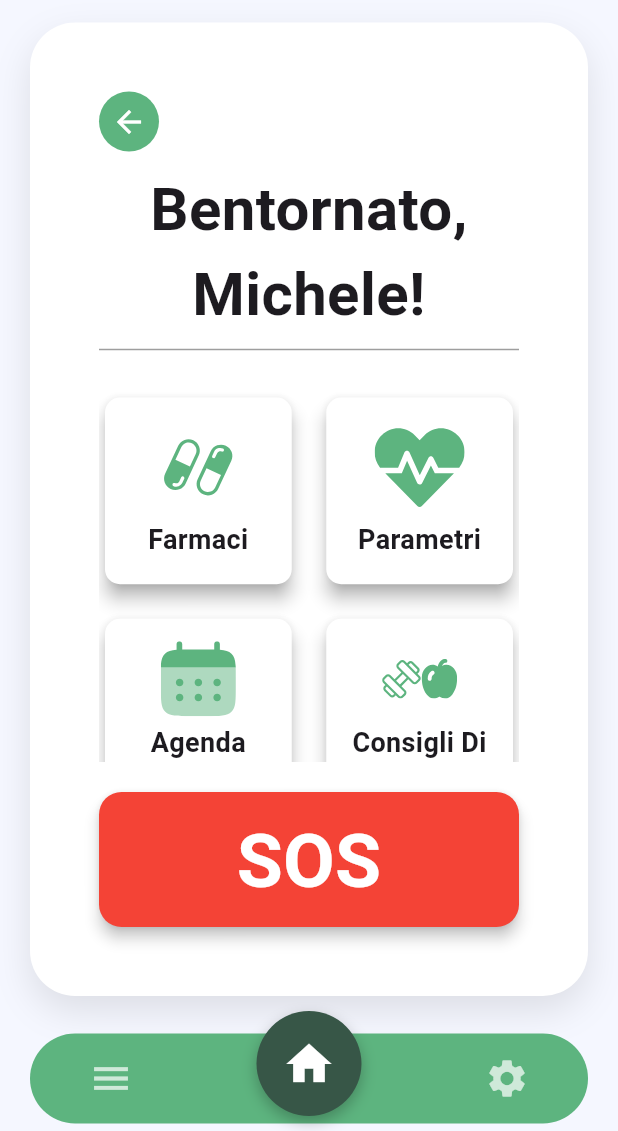
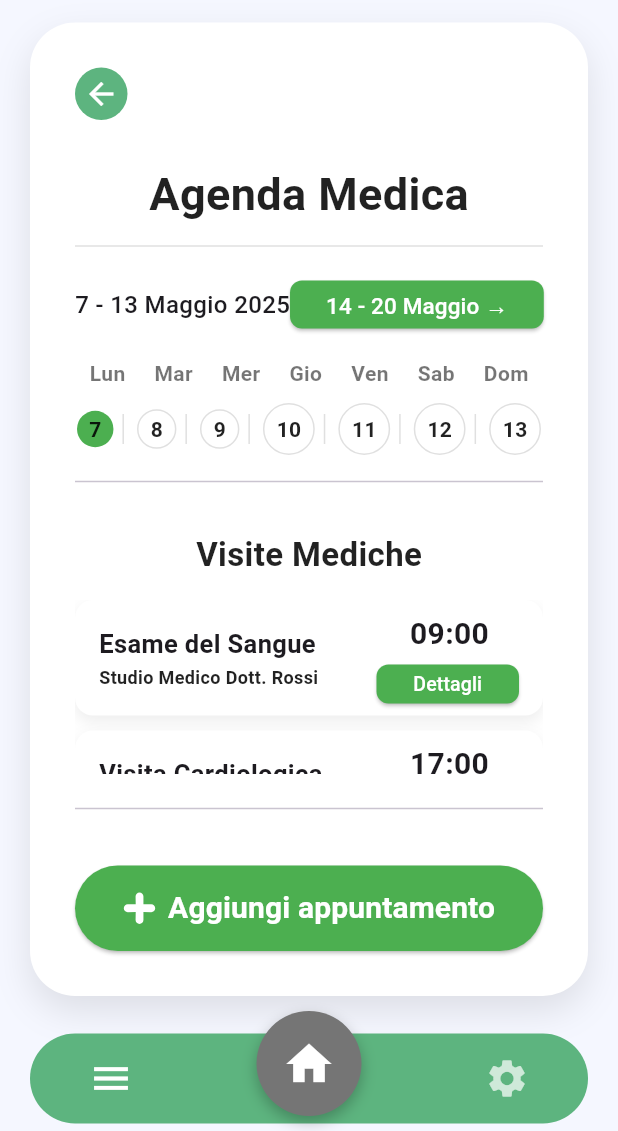
Before and after one commit to Lucacpt/WellYess, a Flutter app: the BaseLayout screen opened directly, item 2 of the bottom bar chosen, after a tap on "Accedi", after a tap on "Agenda Medica", on a phone screen of 412 x 824 dp, the part 105-1236 px from its top. Run offline on Flutter 3.47's test engine with Material 3 defaults, Android fonts, the phone set to English and light mode, and no system bars; our stand-ins replace flutter_svg.

Commit message:
add: - med.svg - map.png - dettagli_visita.dart - med_diary.dart
fix:
- consigli_salute.dart
- homepage.dart
- feature_card.dart

```diff
--- a/wellyess/lib/screens/consigli_salute.dart
+++ b/wellyess/lib/screens/consigli_salute.dart
@@ -207,7 +207,6 @@ class _HealthTipCard extends StatelessWidget {
   final String subtitle;
 
   const _HealthTipCard({
-    super.key, // Aggiunto super.key
     required this.svgAssetPath,
     required this.title,
     required this.subtitle,
--- a/wellyess/lib/screens/homepage.dart
+++ b/wellyess/lib/screens/homepage.dart
@@ -5,7 +5,8 @@ import '../widgets/sos_button.dart';
 import 'package:flutter_svg/flutter_svg.dart';
 import 'med_section.dart';
 import 'consigli_salute.dart';
-import 'sos.dart'; // <-- IMPORTA LA SCHERMATA DI EMERGENZA
+import 'sos.dart';
+import 'med_diary.dart'; // <-- IMPORTA MedDiaryPage
 
 class HomePage extends StatelessWidget {
   const HomePage({super.key});
@@ -93,7 +94,14 @@ class HomePage extends StatelessWidget {
                       colorFilter: ColorFilter.mode(const Color(0xFF5DB47F), BlendMode.srcIn),
                     ),
                     label: "Agenda Medica",
-                    onTap: () {},
+                    onTap: () { // <-- MODIFICA QUI
+                      Navigator.push(
+                        context,
+                        MaterialPageRoute(
+                          builder: (context) => const MedDiaryPage(), // Naviga a MedDiaryPage
+                        ),
+                      );
+                    },
                   ),
                   FeatureCard(
                     icon: SvgPicture.asset(
@@ -120,7 +128,7 @@ class HomePage extends StatelessWidget {
               width: double.infinity,
               height: 90,
               child: SosButton(
-                onPressed: () { // <-- MODIFICA QUI
+                onPressed: () {
                   Navigator.push(
                     context,
                     MaterialPageRoute(builder: (context) => const EmergenzaScreen()),
--- /dev/null
+++ b/wellyess/lib/screens/med_diary.dart
@@ -0,0 +1,302 @@
+import 'package:flutter/material.dart';
+import 'package:flutter_svg/flutter_svg.dart';
+import '../widgets/base_layout.dart';
+import '../widgets/custom_button.dart';
+import 'dettagli_visita.dart';
+
+class MedDiaryPage extends StatefulWidget {
+  const MedDiaryPage({super.key});
+
+  @override
+  State<MedDiaryPage> createState() => _MedDiaryPageState();
+}
+
+class _MedDiaryPageState extends State<MedDiaryPage> {
+  final List<Map<String, String>> _appointments = [
+    {
+      "title": "Esame del Sangue",
+      "location": "Studio Medico Dott. Rossi",
+      "time": "09:00",
+      "date": "7 Maggio 2025",
+      "doctor": "Dott. Rossi",
+      "mapAsset": "assets/images/map_sample.png",
+    },
+    {
+      "title": "Visita Cardiologica",
+      "location": "Clinica Santa Maria",
+      "time": "17:00",
+      "date": "7 Maggio 2025",
+      "doctor": "Dott. Massimo Carrisi",
+      "mapAsset": "assets/images/map_sample.png",
+    },
+  ];
+
+  int _selectedDay = 7;
+  final Color _primaryColor = Colors.green.shade500;
+
+  @override
+  Widget build(BuildContext context) {
+    return BaseLayout(
+      onBackPressed: () => Navigator.of(context).pop(),
+      child: Column(
+        crossAxisAlignment: CrossAxisAlignment.start,
+        children: [
+          const SizedBox(height: 8),
+          const Center(
+            child: Text(
+              'Agenda Medica',
+              style: TextStyle(
+                fontSize: 30,
+                fontWeight: FontWeight.bold,
+                color: Colors.black87,
+              ),
+            ),
+          ),
+          const SizedBox(height: 5),
+          Divider(color: Colors.grey.shade300),
+          const SizedBox(height: 15),
+
+          // Selettore settimana
+          Row(
+            mainAxisAlignment: MainAxisAlignment.spaceBetween,
+            children: [
+              const Text(
+                '7 - 13 Maggio 2025',
+                style: TextStyle(fontSize: 16, fontWeight: FontWeight.w500),
+              ),
+              SizedBox(
+                height: 32,
+                child: CustomButton(
+                  text: '14 - 20 Maggio →',
+                  color: _primaryColor,
+                  fontSize: 15,
+                  onPressed: () {},
+                ),
+              ),
+            ],
+          ),
+          const SizedBox(height: 20),
+
+          // Selettore giorno
+          _buildDaySelector(),
+          const SizedBox(height: 25),
+
+          const Center(
+            child: Text(
+              'Visite Mediche',
+              style: TextStyle(
+                fontSize: 22,
+                fontWeight: FontWeight.bold,
+                color: Colors.black87,
+              ),
+            ),
+          ),
+          const SizedBox(height: 15),
+
+          Expanded(
+            child: ListView.builder(
+              itemCount: _appointments.length,
+              itemBuilder: (context, index) {
+                return _buildAppointmentCard(context, _appointments[index]);
+              },
+            ),
+          ),
+          const SizedBox(height: 15),
+
+          const Divider(),
+
+          const SizedBox(height: 30),
+
+          SizedBox(
+            width: double.infinity,
+            child: ElevatedButton(
+              style: ElevatedButton.styleFrom(
+                backgroundColor: _primaryColor,
+                padding: const EdgeInsets.symmetric(vertical: 14),
+                shape: RoundedRectangleBorder(
+                  borderRadius: BorderRadius.circular(30),
+                ),
+              ),
+              onPressed: () {},
+              child: Row(
+                mainAxisAlignment: MainAxisAlignment.center,
+                children: [
+                  Padding(
+                    padding: const EdgeInsets.only(right: 8.0),
+                    child: SizedBox(
+                      height: 22,
+                      width: 22,
+                      child: SvgPicture.asset(
+                        'assets/icons/add_icon.svg',
+                        colorFilter: ColorFilter.mode(Colors.white, BlendMode.srcIn),
+                      ),
+                    ),
+                  ),
+                  const Text(
+                    'Aggiungi appuntamento',
+                    style: TextStyle(
+                      color: Colors.white,
+                      fontSize: 20,
+                      fontWeight: FontWeight.bold,
+                    ),
+                  ),
+                ],
+              ),
+            ),
+          ),
+        ],
+      ),
+    );
+  }
+
+  Widget _buildDaySelector() {
+    const List<String> daysOfWeek = ['Lun', 'Mar', 'Mer', 'Gio', 'Ven', 'Sab', 'Dom'];
+    const List<int> dates = [7, 8, 9, 10, 11, 12, 13];
+
+    return Column(
+      children: [
+        Row(
+          mainAxisAlignment: MainAxisAlignment.spaceAround,
+          children: daysOfWeek
+              .map((day) => Text(
+                    day,
+                    style: const TextStyle(
+                      fontWeight: FontWeight.bold,
+                      color: Colors.black54,
+                    ),
+                  ))
+              .toList(),
+        ),
+        const SizedBox(height: 8),
+        Row(
+          mainAxisAlignment: MainAxisAlignment.spaceAround,
+          children: dates.asMap().entries.map((entry) {
+            int index = entry.key;
+            int date = entry.value;
+            bool isSelected = date == _selectedDay;
+
+            return Row(
+              mainAxisSize: MainAxisSize.min,
+              children: [
+                GestureDetector(
+                  onTap: () {
+                    setState(() {
+                      _selectedDay = date;
+                    });
+                  },
+                  child: Container(
+                    padding: const EdgeInsets.all(8),
+                    decoration: BoxDecoration(
+                      shape: BoxShape.circle,
+                      color: isSelected ? _primaryColor : Colors.transparent,
+                      border: isSelected
+                          ? null
+                          : Border.all(color: Colors.grey.shade300),
+                    ),
+                    child: Text(
+                      date.toString(),
+                      style: const TextStyle(
+                        color: Colors.black87,
+                        fontWeight: FontWeight.bold,
+                      ),
+                    ),
+                  ),
+                ),
+                if (index < dates.length - 1)
+                  Container(
+                    height: 20,
+                    width: 1,
+                    color: Colors.grey.shade300,
+                    margin: const EdgeInsets.symmetric(horizontal: 6),
+                  ),
+              ],
+            );
+          }).toList(),
+        ),
+        const SizedBox(height: 8),
+        const Divider(),
+      ],
+    );
+  }
+
+  Widget _buildAppointmentCard(BuildContext context, Map<String, String> appointment) {
+    return Container(
+      margin: const EdgeInsets.only(bottom: 10),
+      decoration: BoxDecoration(
+        color: Colors.white,
+        borderRadius: BorderRadius.circular(12),
+        boxShadow: [
+          BoxShadow(
+            color: Colors.grey.withOpacity(0.18),
+            blurRadius: 8,
+            offset: const Offset(0, 4),
+          ),
+        ],
+      ),
+      child: Padding(
+        padding: const EdgeInsets.symmetric(vertical: 8, horizontal: 16),
+        child: Row(
+          children: [
+            Expanded(
+              child: Column(
+                crossAxisAlignment: CrossAxisAlignment.start,
+                children: [
+                  Text(
+                    appointment['title']!,
+                    style: const TextStyle(
+                        fontSize: 17, fontWeight: FontWeight.bold),
+                  ),
+                  const SizedBox(height: 2),
+                  Text(
+                    appointment['location']!,
+                    style: const TextStyle(
+                      fontSize: 12,
+                      fontWeight: FontWeight.bold,
+                      color: Colors.black87,
+                    ),
+                  ),
+                ],
+              ),
+            ),
+            Column(
+              crossAxisAlignment: CrossAxisAlignment.end,
+              mainAxisAlignment: MainAxisAlignment.center,
+              children: [
+                Padding(
+                  padding: const EdgeInsets.only(right: 20.0),
+                  child: Text(
+                    appointment['time']!,
+                    style: const TextStyle(
+                      fontSize: 20,
+                      fontWeight: FontWeight.bold,
+                    ),
+                  ),
+                ),
+                const SizedBox(height: 6),
+                SizedBox(
+                  height: 26,
+                  width: 95,
+                  child: CustomButton(
+                    text: 'Dettagli',
+                    onPressed: () {
+                      Navigator.push(
+                        context,
+                        MaterialPageRoute(
+                          builder: (context) => DettagliVisitaScreen(
+                            appointment: appointment,
+                          ),
+                        ),
+                      );
+                    },
+                    color: _primaryColor,
+                    fontSize: 13,
+                  ),
+                ),
+              ],
+            ),
+          ],
+        ),
+      ),
+    );
+  }
+}
--- a/wellyess/lib/widgets/feature_card.dart
+++ b/wellyess/lib/widgets/feature_card.dart
@@ -17,11 +17,11 @@ class FeatureCard extends StatelessWidget {
 
   // Costruttore della FeatureCard che richiede l'icona, l'etichetta e un callback opzionale
   const FeatureCard({
-    Key? key,     // Opzionale e può essere utilizzato per identificare univocamente il widget
+    super.key,     // Opzionale e può essere utilizzato per identificare univocamente il widget
     required this.icon,
     required this.label,
     this.onTap,
-  }) : super(key: key);
+  });
 
   // Il metodo build costruisce l'interfaccia utente del widget
   @override
```
Also changed, not shown: wellyess/lib/screens/dettagli_visita.dart (added, +109 -0 lines), wellyess/assets/icons/med.svg (added), wellyess/assets/images/map.png (added).
